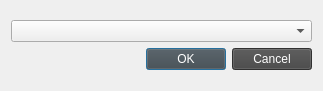
Above: ChooseForm.ui from Bors1k/property-analysis-system before the change. Below: the same form after it.
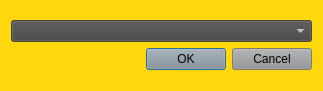
That is the form after the change. Icons and pictures are not drawn.

Diff of the .ui file:
```diff
--- a/ChooseForm.ui
+++ b/ChooseForm.ui
@@ -26,15 +26,19 @@
    <string>Dialog</string>
   </property>
   <property name="styleSheet">
-   <string notr="true">.QPushButton{background-color: #444444;color: white;}
-.QTableWidget {background-color: rgba(143, 144, 146, 100);border-radius: '                                    '8px;}
-.QWidget {background-color: #444444;;}</string>
+   <string notr="true">#Dialog {background-color: rgba(254,214,0,200)}
+.QPushButton {background-color: rgba(143, 144, 146, 200)}
+.QPushButton:hover{ background-color: rgba(143, 144, 146, 250)}</string>
   </property>
   <layout class="QVBoxLayout" name="verticalLayout_2">
    <item>
     <layout class="QVBoxLayout" name="verticalLayout">
      <item>
-      <widget class="QComboBox" name="comboBox"/>
+      <widget class="QComboBox" name="comboBox">
+       <property name="styleSheet">
+        <string notr="true">background: transparent; background-color: rgba(68,68,68,200); color: white;</string>
+       </property>
+      </widget>
      </item>
      <item>
       <widget class="QDialogButtonBox" name="buttonBox">
```
Left out of the diff: 11 changed lines with no effect on the pictures.
